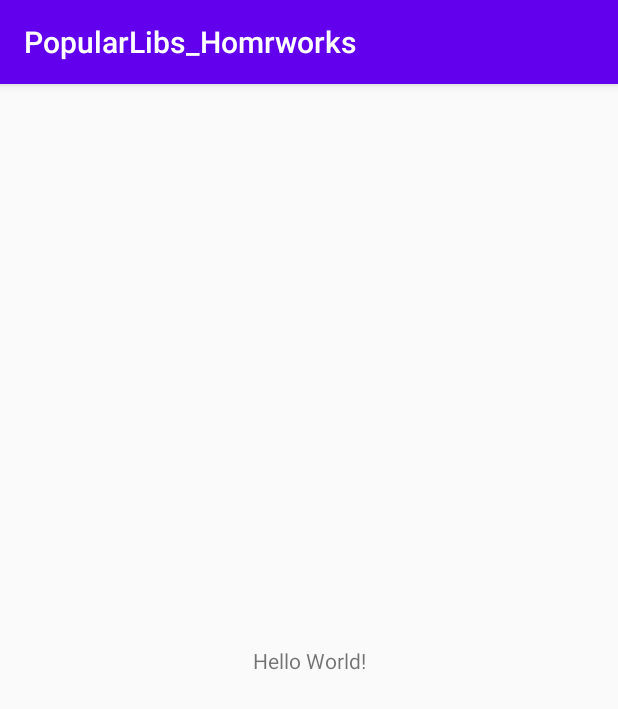
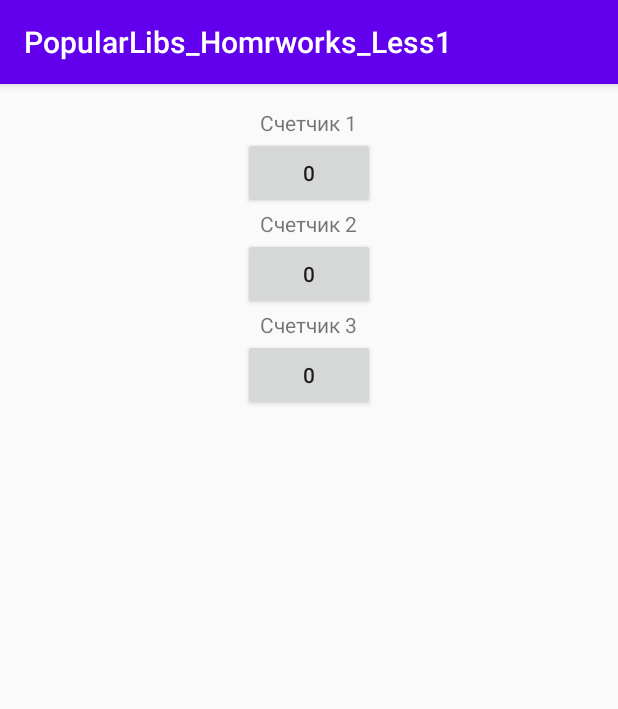
Before and after one commit to bartex12/PopularLibs, an Android app: the screen it shows after launch (MainActivity), on a phone screen of 412 x 824 dp. Shown: the top 709 px of the screen. Run offline under Robolectric (Android 15) with nearby library versions, the phone set to English and light mode, and no system bars.

Commit message:
сделал задание к уроку 1

```diff
--- a/app/src/main/AndroidManifest.xml
+++ b/app/src/main/AndroidManifest.xml
@@ -9,7 +9,7 @@
         android:roundIcon="@mipmap/ic_launcher_round"
         android:supportsRtl="true"
         android:theme="@style/AppTheme">
-        <activity android:name=".MainActivity">
+        <activity android:name=".view.MainActivity">
             <intent-filter>
                 <action android:name="android.intent.action.MAIN" />
 
--- a/app/src/main/java/com/example/popularlibs_homrworks/MainActivity.kt
+++ /dev/null
@@ -1,11 +0,0 @@
-package com.example.popularlibs_homrworks
-
-import androidx.appcompat.app.AppCompatActivity
-import android.os.Bundle
-
-class MainActivity : AppCompatActivity() {
-    override fun onCreate(savedInstanceState: Bundle?) {
-        super.onCreate(savedInstanceState)
-        setContentView(R.layout.activity_main)
-    }
-}
--- /dev/null
+++ b/app/src/main/java/com/example/popularlibs_homrworks/model/CountersModel.kt
@@ -0,0 +1,14 @@
+package com.example.popularlibs_homrworks.model
+
+class CountersModel {
+    private val counters = mutableListOf(0,0,0)
+
+    private fun getCurrent(index:Int):Int{
+        return counters[index]
+    }
+
+    fun getNext(index:Int):Int{
+        counters[index]++
+        return getCurrent(index)
+    }
+}
--- /dev/null
+++ b/app/src/main/java/com/example/popularlibs_homrworks/presenter/MainPresenter.kt
@@ -0,0 +1,7 @@
+package com.example.popularlibs_homrworks.presenter
+
+interface MainPresenter {
+    fun counterClick1()
+    fun counterClick2()
+    fun counterClick3()
+}
--- /dev/null
+++ b/app/src/main/java/com/example/popularlibs_homrworks/presenter/MainPresenterImpl.kt
@@ -0,0 +1,28 @@
+package com.example.popularlibs_homrworks.presenter
+
+import com.example.popularlibs_homrworks.model.CountersModel
+
+class MainPresenterImpl(val view:MainView, val model: CountersModel): MainPresenter  {
+    var value:Int =0
+
+    companion object{
+        val COUNTER_1_INDEX = 0
+        val COUNTER_2_INDEX = 1
+        val COUNTER_3_INDEX = 2
+    }
+
+    override fun counterClick1() {
+        value = model.getNext(COUNTER_1_INDEX)
+        view.setButtonText1(value.toString())
+    }
+
+    override fun counterClick2() {
+        value = model.getNext(COUNTER_2_INDEX)
+        view.setButtonText2(value.toString())
+    }
+
+    override fun counterClick3() {
+        value = model.getNext(COUNTER_3_INDEX)
+        view.setButtonText3( value.toString())
+    }
+}
--- /dev/null
+++ b/app/src/main/java/com/example/popularlibs_homrworks/presenter/MainView.kt
@@ -0,0 +1,7 @@
+package com.example.popularlibs_homrworks.presenter
+
+interface MainView {
+    fun setButtonText1(text:String)
+    fun setButtonText2(text:String)
+    fun setButtonText3(text:String)
+}
--- /dev/null
+++ b/app/src/main/java/com/example/popularlibs_homrworks/view/MainActivity.kt
@@ -0,0 +1,37 @@
+package com.example.popularlibs_homrworks.view
+
+import androidx.appcompat.app.AppCompatActivity
+import android.os.Bundle
+import com.example.popularlibs_homrworks.R
+import com.example.popularlibs_homrworks.model.CountersModel
+import com.example.popularlibs_homrworks.presenter.MainPresenter
+import com.example.popularlibs_homrworks.presenter.MainPresenterImpl
+import com.example.popularlibs_homrworks.presenter.MainView
+import kotlinx.android.synthetic.main.activity_main.*
+
+class MainActivity : AppCompatActivity(), MainView {
+    //Создание презентера можно вынести это в класс-инжектор с методом inject
+    private val model: CountersModel = CountersModel()
+    private val presenter: MainPresenter = MainPresenterImpl(this, model)
+
+    override fun onCreate(savedInstanceState: Bundle?) {
+        super.onCreate(savedInstanceState)
+        setContentView(R.layout.activity_main)
+
+        btn_counter1.setOnClickListener {  presenter.counterClick1() }
+        btn_counter2.setOnClickListener{  presenter.counterClick2() }
+        btn_counter3.setOnClickListener{  presenter.counterClick3() }
+    }
+
+    override fun setButtonText1(text: String) {
+        btn_counter1.text = text
+    }
+
+    override fun setButtonText2(text: String) {
+        btn_counter2.text = text
+    }
+
+    override fun setButtonText3(text: String) {
+        btn_counter3.text = text
+    }
+}
--- a/app/src/main/res/layout/activity_main.xml
+++ b/app/src/main/res/layout/activity_main.xml
@@ -1,18 +1,51 @@
 <?xml version="1.0" encoding="utf-8"?>
-<androidx.constraintlayout.widget.ConstraintLayout xmlns:android="http://schemas.android.com/apk/res/android"
+<LinearLayout xmlns:android="http://schemas.android.com/apk/res/android"
     xmlns:app="http://schemas.android.com/apk/res-auto"
-    xmlns:tools="http://schemas.android.com/tools"
     android:layout_width="match_parent"
     android:layout_height="match_parent"
-    tools:context=".MainActivity">
+    android:orientation="vertical"
+    android:gravity="center_horizontal"
+    android:padding="16dp">
 
     <TextView
+        android:id="@+id/tv_1"
         android:layout_width="wrap_content"
         android:layout_height="wrap_content"
-        android:text="Hello World!"
-        app:layout_constraintBottom_toBottomOf="parent"
-        app:layout_constraintLeft_toLeftOf="parent"
-        app:layout_constraintRight_toRightOf="parent"
-        app:layout_constraintTop_toTopOf="parent" />
+        android:text="@string/counter_one"/>
 
-</androidx.constraintlayout.widget.ConstraintLayout>
+    <Button
+        android:id="@+id/btn_counter1"
+        android:layout_width="wrap_content"
+        android:layout_height="wrap_content"
+        app:layout_constraintTop_toBottomOf="@id/tv_1"
+        android:text="0" />
+
+    <TextView
+        android:id="@+id/tv_2"
+        android:layout_width="wrap_content"
+        android:layout_height="wrap_content"
+        app:layout_constraintTop_toBottomOf="@id/btn_counter1"
+        android:text="@string/counter_two" />
+
+    <Button
+        android:id="@+id/btn_counter2"
+        android:layout_width="wrap_content"
+        android:layout_height="wrap_content"
+        app:layout_constraintTop_toBottomOf="@id/tv_2"
+        android:text="0" />
+
+    <TextView
+        android:id="@+id/tv_3"
+        android:layout_width="wrap_content"
+        android:layout_height="wrap_content"
+        app:layout_constraintTop_toBottomOf="@id/btn_counter2"
+        android:text="@string/counter_three" />
+
+    <Button
+        android:id="@+id/btn_counter3"
+        android:layout_width="wrap_content"
+        android:layout_height="wrap_content"
+        app:layout_constraintTop_toBottomOf="@+id/tv_3"
+        android:text="0"  />
+
+</LinearLayout>
--- a/app/src/main/res/values/strings.xml
+++ b/app/src/main/res/values/strings.xml
@@ -1,3 +1,6 @@
 <resources>
-    <string name="app_name">PopularLibs_Homrworks</string>
+    <string name="app_name">PopularLibs_Homrworks_Less1</string>
+    <string name="counter_one">Счетчик 1</string>
+    <string name="counter_two">Счетчик 2</string>
+    <string name="counter_three">Счетчик 3</string>
 </resources>
```
